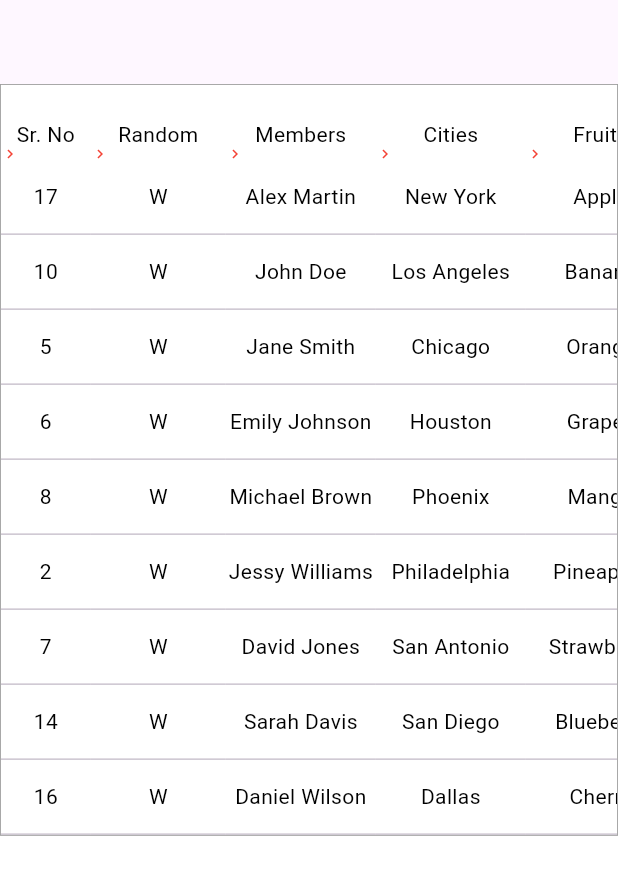
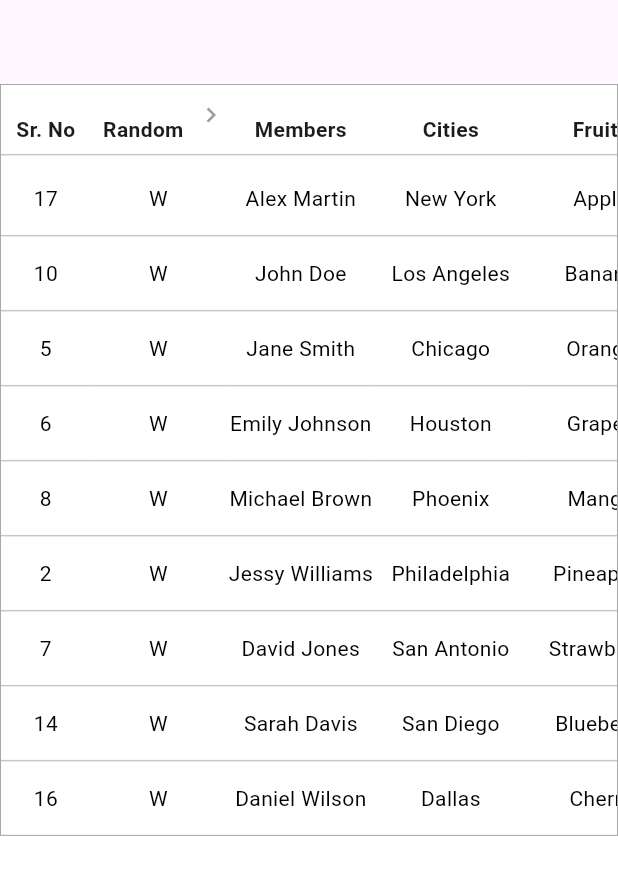
Before and after one commit to GeekyAnts/flutter_multi_scroll_table, a Flutter app: the screen it shows after launch, on a phone screen of 412 x 824 dp. Shown: the top 875 px of the screen. Run offline on Flutter 3.47's test engine with Material 3 defaults, Android fonts, the phone set to English and light mode, and no system bars.

Commit message:
Feat:Dynamic Column feature added for flutter_multi_scroll_table

```diff
--- a/example/lib/demo.dart
+++ b/example/lib/demo.dart
@@ -15,6 +15,9 @@ class _DemoScreenState extends State<DemoScreen> {
   final List<String> _randomAlphabets =
       List.generate(20, (_) => CommonUtils.generateRandomAlphabet());
 
+  final TextStyle? headerTextStyle =
+      const TextStyle(fontWeight: FontWeight.bold);
+
   @override
   Widget build(BuildContext context) {
     return Scaffold(
@@ -23,16 +26,19 @@ class _DemoScreenState extends State<DemoScreen> {
       body: FlutterMultiScrollTable(
         totalWidth: 900,
         height: 500,
-        fixedColumnHeader: const [
+        fixedColumnHeader: [
           EachCell(
             text: "Sr. No",
             width: 60,
+            textStyle: headerTextStyle,
             isHeader: true,
           ),
           EachCell(
             text: "Random",
             width: 90,
+            textStyle: headerTextStyle,
             isHeader: true,
+            isExpandable: true,
           ),
         ],
         fixedColumnChildren: [
@@ -156,7 +162,6 @@ class _DemoScreenState extends State<DemoScreen> {
               children: [
                 EachCell(
                   text: CommonUtils.countries[index],
-                  backgroundColor: Colors.yellow,
                   width: 100,
                   height: 45,
                 ),
@@ -265,55 +270,66 @@ class _DemoScreenState extends State<DemoScreen> {
             ),
           ),
         ],
-        scrollableColumnHeader: const [
+        scrollableColumnHeader: [
           EachCell(
             text: "Members",
             width: 100,
+            textStyle: headerTextStyle,
             isHeader: true,
           ),
           EachCell(
             text: "Cities",
             width: 100,
+            textStyle: headerTextStyle,
             isHeader: true,
           ),
           EachCell(
             text: "Fruits",
             width: 100,
+            textStyle: headerTextStyle,
             isHeader: true,
           ),
           EachCell(
             text: "Cars",
             width: 100,
+            textStyle: headerTextStyle,
             isHeader: true,
           ),
           EachCell(
             text: "Countries",
             width: 100,
+            textStyle: headerTextStyle,
             isHeader: true,
+            isExpandable: true,
           ),
           EachCell(
             text: "Codes",
+            textStyle: headerTextStyle,
             width: 100,
             isHeader: true,
           ),
           EachCell(
             text: "Random 1",
+            textStyle: headerTextStyle,
             width: 100,
             isHeader: true,
           ),
           EachCell(
             text: "Random 2",
+            textStyle: headerTextStyle,
             width: 100,
             isHeader: true,
           ),
           EachCell(
             text: "Random 3",
             width: 100,
+            textStyle: headerTextStyle,
             isHeader: true,
           ),
           EachCell(
             text: "Random 4",
             width: 100,
+            textStyle: headerTextStyle,
             isHeader: true,
           ),
         ],
--- a/example/lib/utils/utils.dart
+++ b/example/lib/utils/utils.dart
@@ -105,7 +105,7 @@ class CommonUtils {
     "Mexico",
     "Brazil",
     "Argentina",
-    "United Kingdommmmmm",
+    "United Kingdom",
     "France",
     "Germany",
     "Italy",
--- a/lib/flutter_multi_scroll_table.dart
+++ b/lib/flutter_multi_scroll_table.dart
@@ -4,4 +4,5 @@ export 'src/flutter_multi_scroll_table.dart';
 export 'src/component/each_cell.dart';
 export 'src/component/fixed_column.dart';
 export 'src/component/scrollable_column.dart';
+export 'src/component/resizeable_column.dart';
 export 'src/utils/utils.dart';
--- a/lib/src/component/each_cell.dart
+++ b/lib/src/component/each_cell.dart
@@ -19,6 +19,7 @@ class EachCell extends StatelessWidget {
     this.border,
     this.borderRadius,
     this.margin,
+    this.isExpandable = false,
   }) : super(key: key);
 
   /// The text content of the cell.
@@ -53,6 +54,9 @@ class EachCell extends StatelessWidget {
 
   /// The border radius of the cell.
   final BorderRadiusGeometry? borderRadius;
+
+  /// Whether the cell is expandable. Default is false.
+  final bool isExpandable;
 
   @override
   Widget build(BuildContext context) {
@@ -100,6 +104,7 @@ extension EachCellCopyWith on EachCell {
     EdgeInsetsGeometry? margin,
     BoxBorder? border,
     BorderRadiusGeometry? borderRadius,
+    bool? isExpandable,
   }) {
     return EachCell(
       text: text ?? this.text,
@@ -113,6 +118,7 @@ extension EachCellCopyWith on EachCell {
       margin: margin ?? this.margin,
       border: border ?? this.border,
       borderRadius: borderRadius ?? this.borderRadius,
+      isExpandable: isExpandable ?? this.isExpandable,
     );
   }
 }
--- /dev/null
+++ b/lib/src/component/resizeable_column.dart
@@ -0,0 +1,117 @@
+import 'package:flutter/material.dart';
+import '../../flutter_multi_scroll_table.dart';
+
+class ResizableColumn extends StatefulWidget {
+  final double initialWidth;
+  final Widget header;
+  final List<Widget> children;
+  final bool isExpandable;
+  final bool isFixed;
+  final Widget? draggableIcon;
+
+  const ResizableColumn({
+    Key? key,
+    required this.initialWidth,
+    required this.header,
+    required this.children,
+    required this.isExpandable,
+    this.isFixed = false,
+    this.draggableIcon,
+  }) : super(key: key);
+
+  @override
+  State<ResizableColumn> createState() => _ResizableColumnState();
+}
+
+class _ResizableColumnState extends State<ResizableColumn> {
+  late double _width;
+
+  @override
+  void initState() {
+    super.initState();
+    _width = widget.initialWidth;
+  }
+
+  @override
+  Widget build(BuildContext context) {
+    final double screenWidth = MediaQuery.of(context).size.width * 0.8;
+
+    return Column(
+      crossAxisAlignment: CrossAxisAlignment.start,
+      children: [
+        SizedBox(
+          width: _width,
+          child: Column(
+            children: [
+              Row(
+                children: [
+                  Expanded(
+                    child: widget.header is EachCell
+                        ? (widget.header as EachCell).copyWith(width: _width)
+                        : widget.header,
+                  ),
+                  if (widget.isExpandable)
+                    MouseRegion(
+                      cursor: SystemMouseCursors.resizeLeftRight,
+                      child: GestureDetector(
+                        behavior: HitTestBehavior.translucent,
+                        onHorizontalDragUpdate: (details) {
+                          setState(() {
+                            final newWidth = _width + details.delta.dx;
+
+                            if (widget.isFixed) {
+                              // Ensure the width does not exceed the screen width and is not less than the initial width when isFixed is true
+                              if (newWidth >= widget.initialWidth &&
+                                  newWidth <= screenWidth) {
+                                _width = newWidth;
+                              } else if (newWidth > screenWidth) {
+                                _width = screenWidth;
+                              } else if (newWidth < widget.initialWidth) {
+                                _width = widget.initialWidth;
+                              }
+                            } else {
+                              // Ensure the width is not less than the initial width when isFixed is false
+                              if (newWidth >= widget.initialWidth) {
+                                _width = newWidth;
+                              } else {
+                                _width = widget.initialWidth;
+                              }
+                            }
+                          });
+                        },
+                        child: widget.draggableIcon ??
+                            const Icon(
+                              Icons.chevron_right,
+                              size: 20,
+                              color: Colors.grey,
+                            ),
+                      ),
+                    ),
+                ],
+              ),
+              Container(
+                padding: const EdgeInsets.symmetric(vertical: 6),
+                child: const Divider(
+                  height: 1,
+                ),
+              ),
+            ],
+          ),
+        ),
+        Column(
+          crossAxisAlignment: CrossAxisAlignment.start,
+          children: widget.children.map((child) {
+            return SizedBox(
+              width: _width,
+              child: child is EachCell
+                  ? (child).copyWith(
+                      width: _width,
+                    )
+                  : child,
+            );
+          }).toList(),
+        ),
+      ],
+    );
+  }
+}
--- a/lib/src/flutter_multi_scroll_table.dart
+++ b/lib/src/flutter_multi_scroll_table.dart
@@ -1,6 +1,6 @@
 import 'package:flutter/material.dart';
-import 'package:flutter_multi_scroll_table/src/component/each_cell.dart';
-import 'package:flutter_multi_scroll_table/src/utils/utils.dart';
+
+import '../flutter_multi_scroll_table.dart';
 
 /// A widget that displays a multi-scrollable table with fixed and scrollable columns.
 class FlutterMultiScrollTable extends StatefulWidget {
@@ -28,6 +28,10 @@ class FlutterMultiScrollTable extends StatefulWidget {
   /// The border for the table.
   final BoxBorder? tableBorder;
 
+  /// [draggableIcon] is the icon displayed for dragging the column width.
+
+  final Widget? draggableIcon;
+
   /// Creates a [FlutterMultiScrollTable] widget.
   const FlutterMultiScrollTable({
     super.key,
@@ -39,6 +43,7 @@ class FlutterMultiScrollTable extends StatefulWidget {
     this.isAscending = true,
     required this.fixedColumnHeader,
     this.tableBorder,
+    this.draggableIcon,
   });
 
   @override
@@ -131,19 +136,10 @@ class _FlutterMultiScrollTableState extends State<FlutterMultiScrollTable> {
 
   @override
   Widget build(BuildContext context) {
-    // Calculate totalFixedWidth from fixedColumnHeader
-    // double totalFixedWidth = 0;
-    // for (var cell in widget.fixedColumnHeader) {
-    //   if (cell is EachCell) {
-    //     totalFixedWidth += cell.width ?? 0.0;
-    //   }
-    // }
-
-    // Adjust height based on orientation
     double adjustedHeight =
         MediaQuery.of(context).orientation == Orientation.landscape
             ? MediaQuery.of(context).size.height *
-                0.7 // Adjust this value as needed
+                0.8 // Adjust this value as needed
             : widget.height ?? 500;
 
     return SingleChildScrollView(
@@ -156,66 +152,6 @@ class _FlutterMultiScrollTableState extends State<FlutterMultiScrollTable> {
           child: Column(
             crossAxisAlignment: CrossAxisAlignment.start,
             children: [
-              // Row(
-              //   children: [
-              //     GestureDetector(
-              //       onTap: _sortColumn,
-              //       child: Column(
-              //         crossAxisAlignment: CrossAxisAlignment.start,
-              //         children: widget.fixedColumnHeader.map((header) {
-              //           final eachCell = header as EachCell;
-              //           return ResizableColumn(
-              //             initialWidth: eachCell.width ?? 100,
-              //             header: header,
-              //             children: widget.fixedColumnChildren[
-              //                 widget.fixedColumnHeader.indexOf(header)],
-              //           );
-              //         }).toList(),
-              //       ),
-              //     ),
-              //     Flexible(
-              //       fit: FlexFit.loose,
-              //       child: GestureDetector(
-              //         onTap: _sortColumn,
-              //         child: Column(
-              //           mainAxisSize: MainAxisSize.min,
-              //           crossAxisAlignment: CrossAxisAlignment.start,
-              //           children: [
-              //             SingleChildScrollView(
-              //               physics: const BouncingScrollPhysics(),
-              //               key: const Key("header"),
-              //               scrollDirection: Axis.horizontal,
-              //               controller: _headerScrollController,
-              //               child: Row(
-              //                 children:
-              //                     widget.scrollableColumnHeader.map((header) {
-              //                   final eachCell = header as EachCell;
-              //                   return ResizableColumn(
-              //                     initialWidth: eachCell.width ?? 100,
-              //                     header: header,
-              //                     children: widget.scrollableColumnChildren[
-              //                         widget.scrollableColumnHeader
-              //                             .indexOf(header)],
-              //                   );
-              //                 }).toList(),
-              //               ),
-              //             ),
-              //             const SizedBox(height: 5),
-              //             Container(
-              //               padding: const EdgeInsets.symmetric(vertical: 2),
-              //               width: double.infinity,
-              //               child: const Divider(
-              //                 height: 1,
-              //               ),
-              //             ),
-              //           ],
-              //         ),
-              //       ),
-              //     ),
-              //   ],
-              // ),
-
-              // NEw
               SizedBox(
                 height: adjustedHeight,
                 child: SingleChildScrollView(
@@ -230,9 +166,13 @@ class _FlutterMultiScrollTableState extends State<FlutterMultiScrollTable> {
                         child: Row(
                           children: widget.fixedColumnHeader.map((header) {
                             final eachCell = header as EachCell;
+
                             return ResizableColumn(
                               initialWidth: eachCell.width ?? 100,
                               header: header,
+                              isExpandable: eachCell.isExpandable,
+                              isFixed: true,
+                              draggableIcon: widget.draggableIcon,
                               children: widget.fixedColumnChildren[
                                   widget.fixedColumnHeader.indexOf(header)],
                             );
@@ -254,10 +194,11 @@ class _FlutterMultiScrollTableState extends State<FlutterMultiScrollTable> {
                                       .map((header) {
                                     final eachCell = header as EachCell;
 
-                                    print(eachCell.width);
                                     return ResizableColumn(
                                       initialWidth: eachCell.width ?? 100,
                                       header: header,
+                                      isExpandable: eachCell.isExpandable,
+                                      draggableIcon: widget.draggableIcon,
                                       children: widget.scrollableColumnChildren[
                                           widget.scrollableColumnHeader
                                               .indexOf(header)],
@@ -280,73 +221,3 @@ class _FlutterMultiScrollTableState extends State<FlutterMultiScrollTable> {
     );
   }
 }
-
-class ResizableColumn extends StatefulWidget {
-  final double initialWidth;
-  final Widget header;
-  final List<Widget> children;
-
-  const ResizableColumn({
-    Key? key,
-    required this.initialWidth,
-    required this.header,
-    required this.children,
-  }) : super(key: key);
-
-  @override
-  _ResizableColumnState createState() => _ResizableColumnState();
-}
-
-class _ResizableColumnState extends State<ResizableColumn> {
-  late double _width;
-
-  @override
-  void initState() {
-    super.initState();
-    _width = widget.initialWidth;
-  }
-
-  @override
-  Widget build(BuildContext context) {
-    return Column(
-      crossAxisAlignment: CrossAxisAlignment.start,
-      children: [
-        SizedBox(
-          width: _width,
-          child: widget.header is EachCell
-              ? (widget.header as EachCell).copyWith(width: _width)
-              : widget.header,
-        ),
-        MouseRegion(
-          cursor: SystemMouseCursors.resizeLeftRight,
-          child: GestureDetector(
-            behavior: HitTestBehavior.translucent,
-            onHorizontalDragUpdate: (details) {
-              setState(() {
-                final newWidth = _width + details.delta.dx;
-                if (newWidth >= widget.initialWidth) {
-                  _width = newWidth;
-                }
-              });
-            },
-            child: const Icon(
-              Icons.chevron_right,
-              size: 12,
-              color: Colors.red,
-            ),
-          ),
-        ),
-        Column(
-          crossAxisAlignment: CrossAxisAlignment.start,
-          children: widget.children.map((child) {
-            return SizedBox(
-              width: _width,
-              child:
-                  child is EachCell ? (child).copyWith(width: _width) : child,
-            );
-          }).toList(),
-        ),
-      ],
-    );
-  }
-}
```
Also changed, not shown: 1 other file.
